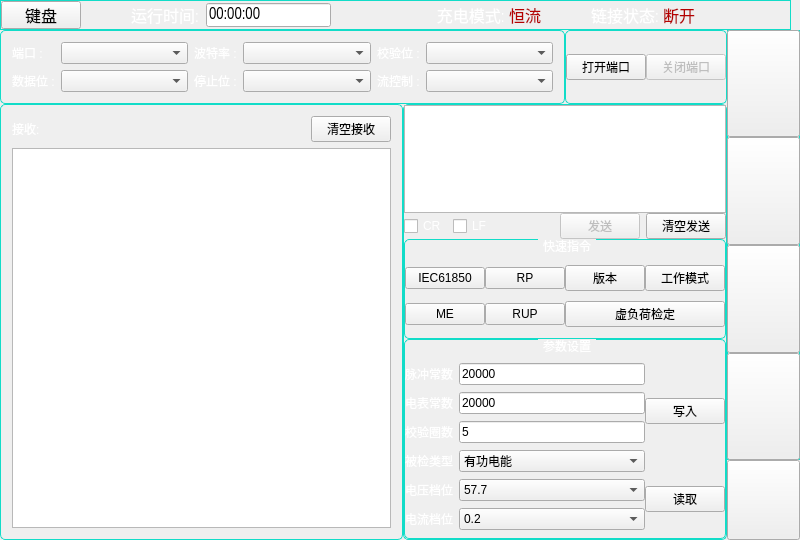
First picture: the form in mainwidget.ui, repository jingzhesiye/9-0-2, before the edit.
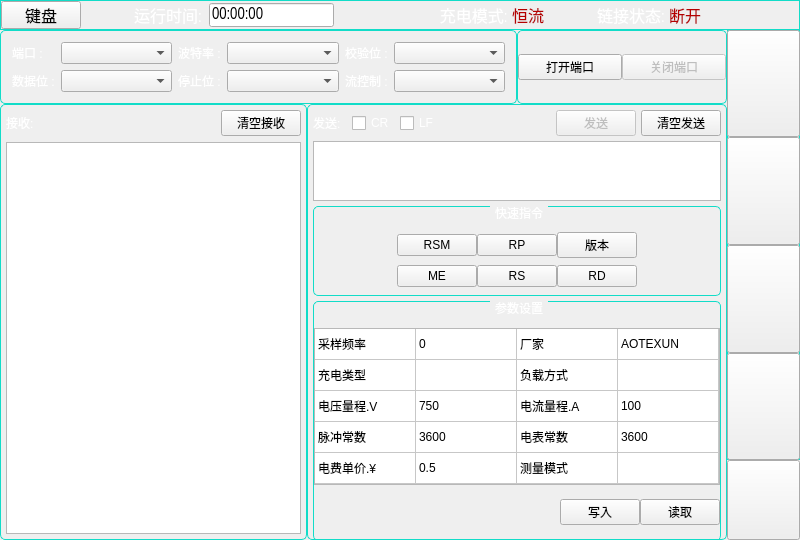
Second picture: the form after the edit. The open tabs and pages were chosen to show the change. Icons and pictures are not drawn. Custom widgets are drawn as their Qt base class.

Diff of the .ui file:
```diff
--- a/mainwidget.ui
+++ b/mainwidget.ui
@@ -45,6 +45,69 @@
    <property name="spacing">
     <number>0</number>
    </property>
+   <item row="2" column="1">
+    <widget class="QPushButton" name="start_PsBtn">
+     <property name="sizePolicy">
+      <sizepolicy hsizetype="Minimum" vsizetype="Minimum">
+       <horstretch>0</horstretch>
+       <verstretch>0</verstretch>
+      </sizepolicy>
+     </property>
+     <property name="minimumSize">
+      <size>
+       <width>0</width>
+       <height>80</height>
+      </size>
+     </property>
+     <property name="maximumSize">
+      <size>
+       <width>80</width>
+       <height>80</height>
+      </size>
+     </property>
+     <property name="font">
+      <font>
+       <family>Arial Narrow</family>
+       <pointsize>12</pointsize>
+      </font>
+     </property>
+     <property name="styleSheet">
+      <string notr="true">QPushButton
+{
+	border-image: url(:/pic/Btn_ON.png);
+	color:black;
+}
+
+QPushButton:pressed
+{
+	border-image: url(:/pic/Btn_OFF.png);
+	color:beige;
+}
+
+QPushButton:checked
+{
+	border-image: url(:/pic/Btn_OFF.png);
+	color:black;
+}
+
+QPushButton:pressed:checked
+{
+	border-image: url(:/pic/Btn_ON.png);
+	color:beige;
+}
+
+QPushButton:flat {
+     border: none;
+}</string>
+     </property>
+     <property name="text">
+      <string/>
+     </property>
+     <property name="checkable">
+      <bool>true</bool>
+     </property>
+    </widget>
+   </item>
    <item row="0" column="0" colspan="2">
     <widget class="QFrame" name="sideBarUp_tag_Frame">
      <property name="sizePolicy">
@@ -55,13 +118,13 @@
      </property>
      <property name="minimumSize">
       <size>
-       <width>791</width>
+       <width>800</width>
        <height>30</height>
       </size>
      </property>
      <property name="maximumSize">
       <size>
-       <width>600</width>
+       <width>800</width>
        <height>30</height>
       </size>
      </property>
@@ -258,18 +321,6 @@
         </property>
        </widget>
       </item>
-      <item row="0" column="0">
-       <widget class="QPushButton" name="RSMV_keyBoard_PsBtn">
-        <property name="font">
-         <font>
-          <pointsize>12</pointsize>
-         </font>
-        </property>
-        <property name="text">
-         <string>键盘</string>
-        </property>
-       </widget>
-      </item>
       <item row="0" column="6">
        <widget class="QLabel" name="BMS_chargeMode_tag_Label">
         <property name="sizePolicy">
@@ -321,6 +372,18 @@
         </property>
        </spacer>
       </item>
+      <item row="0" column="0">
+       <widget class="QPushButton" name="RSMV_keyBoard_PsBtn">
+        <property name="font">
+         <font>
+          <pointsize>12</pointsize>
+         </font>
+        </property>
+        <property name="text">
+         <string>键盘</string>
+        </property>
+       </widget>
+      </item>
      </layout>
     </widget>
    </item>
@@ -554,70 +617,7 @@
      </layout>
     </widget>
    </item>
-   <item row="2" column="1">
-    <widget class="QPushButton" name="start_PsBtn">
-     <property name="sizePolicy">
-      <sizepolicy hsizetype="Minimum" vsizetype="Minimum">
-       <horstretch>0</horstretch>
-       <verstretch>0</verstretch>
-      </sizepolicy>
-     </property>
-     <property name="minimumSize">
-      <size>
-       <width>0</width>
-       <height>80</height>
-      </size>
-     </property>
-     <property name="maximumSize">
-      <size>
-       <width>80</width>
-       <height>80</height>
-      </size>
-     </property>
-     <property name="font">
-      <font>
-       <family>Arial Narrow</family>
-       <pointsize>12</pointsize>
-      </font>
-     </property>
-     <property name="styleSheet">
-      <string notr="true">QPushButton
-{
-	border-image: url(:/pic/Btn_ON.png);
-	color:black;
-}
-
-QPushButton:pressed
-{
-	border-image: url(:/pic/Btn_OFF.png);
-	color:beige;
-}
-
-QPushButton:checked
-{
-	border-image: url(:/pic/Btn_OFF.png);
-	color:black;
-}
-
-QPushButton:pressed:checked
-{
-	border-image: url(:/pic/Btn_ON.png);
-	color:beige;
-}
-
-QPushButton:flat {
-     border: none;
-}</string>
-     </property>
-     <property name="text">
-      <string/>
-     </property>
-     <property name="checkable">
-      <bool>true</bool>
-     </property>
-    </widget>
-   </item>
-   <item row="1" column="0" rowspan="2">
+   <item row="1" column="0" rowspan="3">
     <widget class="QStackedWidget" name="stackedWidget">
      <property name="sizePolicy">
       <sizepolicy hsizetype="Expanding" vsizetype="Minimum">
@@ -641,7 +641,7 @@
       <number>0</number>
      </property>
      <property name="currentIndex">
-      <number>0</number>
+      <number>3</number>
      </property>
      <widget class="QWidget" name="RSMV_wave_Page">
       <property name="sizePolicy">
@@ -889,7 +889,7 @@
 	border-top-right-radius:10px;
     padding:3px;
 */
-    width:245px;
+    width:20px;
 	border-top-left-radius:10px;
 	border-top-right-radius:10px;
 	color: rgb(255, 255, 255);
@@ -907,6 +907,9 @@
 	margin-top: 5px;
 }</string>
             </property>
+            <property name="tabPosition">
+             <enum>QTabWidget::West</enum>
+            </property>
             <property name="currentIndex">
              <number>1</number>
             </property>
@@ -1346,8 +1349,6 @@
            </widget>
           </item>
          </layout>
-         <zorder>tabWidget</zorder>
-         <zorder>ES_GpBox</zorder>
         </widget>
        </item>
        <item row="9" column="0" colspan="3">
@@ -3647,6 +3648,12 @@
        </property>
        <item row="1" column="0">
         <widget class="QGroupBox" name="serPort_Rec_GbBox">
+         <property name="sizePolicy">
+          <sizepolicy hsizetype="Minimum" vsizetype="Preferred">
+           <horstretch>0</horstretch>
+           <verstretch>0</verstretch>
+          </sizepolicy>
+         </property>
          <property name="styleSheet">
           <string notr="true"> QGroupBox::title {
      subcontrol-origin: margin;
@@ -3671,8 +3678,17 @@
           <string/>
          </property>
          <layout class="QGridLayout" name="gridLayout_7">
+          <property name="margin">
+           <number>5</number>
+          </property>
           <item row="1" column="0" colspan="4">
            <widget class="QTextEdit" name="serPort_Rec_TxEdit">
+            <property name="sizePolicy">
+             <sizepolicy hsizetype="Expanding" vsizetype="Expanding">
+              <horstretch>0</horstretch>
+              <verstretch>0</verstretch>
+             </sizepolicy>
+            </property>
             <property name="readOnly">
              <bool>true</bool>
             </property>
@@ -3692,7 +3708,7 @@
             </property>
             <property name="sizeHint" stdset="0">
              <size>
-              <width>40</width>
+              <width>30</width>
               <height>20</height>
              </size>
             </property>
@@ -3713,6 +3729,24 @@
        </item>
        <item row="1" column="1" colspan="2">
         <widget class="QGroupBox" name="serPort_send_GpBox">
+         <property name="sizePolicy">
+          <sizepolicy hsizetype="Minimum" vsizetype="Preferred">
+           <horstretch>0</horstretch>
+           <verstretch>0</verstretch>
+          </sizepolicy>
+         </property>
+         <property name="minimumSize">
+          <size>
+           <width>420</width>
+           <height>0</height>
+          </size>
+         </property>
+         <property name="maximumSize">
+          <size>
+           <width>420</width>
+           <height>16777215</height>
+          </size>
+         </property>
          <property name="styleSheet">
           <string notr="true"> QGroupBox::title {
      subcontrol-origin: margin;
@@ -3738,73 +3772,84 @@
          </property>
          <layout class="QGridLayout" name="gridLayout_8">
           <property name="margin">
-           <number>0</number>
+           <number>5</number>
           </property>
           <property name="spacing">
-           <number>0</number>
+           <number>5</number>
           </property>
-          <item row="0" column="0" rowspan="2" colspan="2">
+          <item row="0" column="5">
+           <widget class="QPushButton" name="serPort_CleanSend_PsBtn">
+            <property name="text">
+             <string>清空发送</string>
+            </property>
+           </widget>
+          </item>
+          <item row="0" column="2">
+           <widget class="QCheckBox" name="serPort_LF_CkBox">
+            <property name="styleSheet">
+             <string notr="true">color: rgb(255, 255, 255);</string>
+            </property>
+            <property name="text">
+             <string>LF</string>
+            </property>
+           </widget>
+          </item>
+          <item row="0" column="0">
+           <widget class="QLabel" name="label_5">
+            <property name="styleSheet">
+             <string notr="true">color: rgb(255, 255, 255);</string>
+            </property>
+            <property name="text">
+             <string>发送:  </string>
+            </property>
+           </widget>
+          </item>
+          <item row="0" column="4">
+           <widget class="QPushButton" name="serPort_Send_PsBtn">
+            <property name="enabled">
+             <bool>false</bool>
+            </property>
+            <property name="text">
+             <string>发送</string>
+            </property>
+           </widget>
+          </item>
+          <item row="0" column="1">
+           <widget class="QCheckBox" name="serPort_CR_CkBox">
+            <property name="styleSheet">
+             <string notr="true">color: rgb(255, 255, 255);</string>
+            </property>
+            <property name="text">
+             <string>CR</string>
+            </property>
+           </widget>
+          </item>
+          <item row="1" column="0" rowspan="2" colspan="6">
            <widget class="QTextEdit" name="serPort_Send_TxEdit">
+            <property name="sizePolicy">
+             <sizepolicy hsizetype="Expanding" vsizetype="Minimum">
+              <horstretch>0</horstretch>
+              <verstretch>0</verstretch>
+             </sizepolicy>
+            </property>
+            <property name="minimumSize">
+             <size>
+              <width>0</width>
+              <height>60</height>
+             </size>
+            </property>
+            <property name="maximumSize">
+             <size>
+              <width>16777215</width>
+              <height>60</height>
+             </size>
+            </property>
             <property name="readOnly">
              <bool>false</bool>
             </property>
            </widget>
           </item>
-          <item row="2" column="0" colspan="2">
-           <layout class="QHBoxLayout" name="serPort_send_HBLayout">
-            <item>
-             <widget class="QCheckBox" name="serPort_CR_CkBox">
-              <property name="styleSheet">
-               <string notr="true">color: rgb(255, 255, 255);</string>
-              </property>
-              <property name="text">
-               <string>CR</string>
-              </property>
-             </widget>
-            </item>
-            <item>
-             <widget class="QCheckBox" name="serPort_LF_CkBox">
-              <property name="styleSheet">
-               <string notr="true">color: rgb(255, 255, 255);</string>
-              </property>
-              <property name="text">
-               <string>LF</string>
-              </property>
-             </widget>
-            </item>
-            <item>
-             <spacer name="horizontalSpacer">
-              <property name="orientation">
-               <enum>Qt::Horizontal</enum>
-              </property>
-              <property name="sizeHint" stdset="0">
-               <size>
-                <width>40</width>
-                <height>20</height>
-               </size>
-              </property>
-             </spacer>
-            </item>
-            <item>
-             <widget class="QPushButton" name="serPort_Send_PsBtn">
-              <property name="enabled">
-               <bool>false</bool>
-              </property>
-              <property name="text">
-               <string>发送</string>
-              </property>
-             </widget>
-            </item>
-            <item>
-             <widget class="QPushButton" name="serPort_CleanSend_PsBtn">
-              <property name="text">
-               <string>清空发送</string>
-              </property>
-             </widget>
-            </item>
-           </layout>
-          </item>
-          <item row="4" column="0">
+          <item row="4" column="0" colspan="6">
            <widget class="QGroupBox" name="serPort_shortcut_GpBox">
             <property name="sizePolicy">
              <sizepolicy hsizetype="Preferred" vsizetype="Expanding">
@@ -3815,7 +3860,7 @@
             <property name="minimumSize">
              <size>
               <width>0</width>
-              <height>100</height>
+              <height>90</height>
              </size>
             </property>
             <property name="styleSheet">
@@ -3846,7 +3891,7 @@
               <number>0</number>
              </property>
              <property name="topMargin">
-              <number>15</number>
+              <number>18</number>
              </property>
              <property name="rightMargin">
               <number>0</number>
@@ -3857,13 +3902,6 @@
              <property name="spacing">
               <number>0</number>
              </property>
-             <item row="1" column="1">
-              <widget class="QPushButton" name="serPort_IEC61850_PsBtn">
-               <property name="text">
-                <string>IEC61850</string>
-               </property>
-              </widget>
-             </item>
              <item row="1" column="2">
               <widget class="QPushButton" name="serPort_RP_PsBtn">
                <property name="text">
@@ -3871,20 +3909,6 @@
                </property>
               </widget>
              </item>
-             <item row="1" column="3">
-              <widget class="QPushButton" name="serPort_VER_PsBtn">
-               <property name="text">
-                <string>版本</string>
-               </property>
-              </widget>
-             </item>
-             <item row="1" column="4">
-              <widget class="QPushButton" name="serPort_RSM_PsBtn">
-               <property name="text">
-                <string>工作模式</string>
-               </property>
-              </widget>
-             </item>
              <item row="2" column="1">
               <widget class="QPushButton" name="serPort_ME_PsBtn">
                <property name="text">
@@ -3892,29 +3916,94 @@
                </property>
               </widget>
              </item>
+             <item row="1" column="5">
+              <spacer name="horizontalSpacer_17">
+               <property name="orientation">
+                <enum>Qt::Horizontal</enum>
+               </property>
+               <property name="sizeHint" stdset="0">
+                <size>
+                 <width>40</width>
+                 <height>20</height>
+                </size>
+               </property>
+              </spacer>
+             </item>
+             <item row="1" column="0">
+              <spacer name="horizontalSpacer_16">
+               <property name="orientation">
+                <enum>Qt::Horizontal</enum>
+               </property>
+               <property name="sizeHint" stdset="0">
+                <size>
+                 <width>40</width>
+                 <height>20</height>
+                </size>
+               </property>
+              </spacer>
+             </item>
              <item row="2" column="2">
-              <widget class="QPushButton" name="serPort_RUP_PsBtn">
+              <widget class="QPushButton" name="serPort_RS_PsBtn">
                <property name="text">
-                <string>RUP</string>
+                <string>RS</string>
                </property>
               </widget>
              </item>
-             <item row="2" column="3" colspan="2">
-              <widget class="QPushButton" name="serPort_RESETCPU_PsBtn">
+             <item row="1" column="1">
+              <widget class="QPushButton" name="serPort_RSM_PsBtn">
                <property name="text">
-                <string>虚负荷检定</string>
+                <string>RSM</string>
+               </property>
+              </widget>
+             </item>
+             <item row="1" column="4">
+              <widget class="QPushButton" name="serPort_AV_PsBtn">
+               <property name="text">
+                <string>版本</string>
+               </property>
+              </widget>
+             </item>
+             <item row="2" column="4">
+              <widget class="QPushButton" name="serPort_RD_PsBtn">
+               <property name="text">
+                <string>RD</string>
                </property>
               </widget>
              </item>
             </layout>
            </widget>
           </item>
-          <item row="5" column="0">
-           <widget class="QGroupBox" name="serPort_werite_SP_GpBox">
+          <item row="0" column="3">
+           <spacer name="horizontalSpacer_19">
+            <property name="orientation">
+             <enum>Qt::Horizontal</enum>
+            </property>
+            <property name="sizeHint" stdset="0">
+             <size>
+              <width>40</width>
+              <height>20</height>
+             </size>
+            </property>
+           </spacer>
+          </item>
+          <item row="5" column="0" colspan="6">
+           <widget class="QGroupBox" name="serPort_SP_GpBox">
+            <property name="sizePolicy">
+             <sizepolicy hsizetype="Expanding" vsizetype="Preferred">
+              <horstretch>0</horstretch>
+              <verstretch>0</verstretch>
+             </sizepolicy>
+            </property>
             <property name="minimumSize">
              <size>
-              <width>81</width>
-              <height>200</height>
+              <width>300</width>
+              <height>240</height>
+             </size>
+            </property>
+            <property name="maximumSize">
+             <size>
+              <width>16777215</width>
+              <height>16777215</height>
              </size>
             </property>
             <property name="styleSheet">
@@ -3945,7 +4034,7 @@
               <number>0</number>
              </property>
              <property name="topMargin">
-              <number>15</number>
+              <number>12</number>
              </property>
              <property name="rightMargin">
               <number>0</number>
@@ -3956,181 +4045,198 @@
              <property name="spacing">
               <number>0</number>
              </property>
-             <item row="0" column="0" rowspan="2">
-              <layout class="QGridLayout" name="gridLayout_16">
-               <item row="7" column="1">
-                <widget class="QComboBox" name="serPort_CR_CbBox">
-                 <item>
-                  <property name="text">
-                   <string>0.2</string>
-                  </property>
-                 </item>
-                 <item>
-                  <property name="text">
-                   <string>1</string>
-                  </property>
-                 </item>
-                 <item>
-                  <property name="text">
-                   <string>5</string>
-                  </property>
-                 </item>
-                 <item>
-                  <property name="text">
-                   <string>10</string>
-                  </property>
-                 </item>
-                 <item>
-                  <property name="text">
-                   <string>AUTO</string>
-                  </property>
-                 </item>
-                </widget>
+             <item row="2" column="2">
+              <widget class="QPushButton" name="serPort_read_SP_PsBtn">
+               <property name="text">
+                <string>读取</string>
+               </property>
+              </widget>
+             </item>
+             <item row="2" column="1">
+              <widget class="QPushButton" name="serPort_write_SP_PsBtn">
+               <property name="text">
+                <string>写入</string>
+               </property>
+              </widget>
+             </item>
+             <item row="2" column="0">
+              <spacer name="serPort_SP_HlSpacer">
+               <property name="orientation">
+                <enum>Qt::Horizontal</enum>
+               </property>
+               <property name="sizeHint" stdset="0">
+                <size>
+                 <width>40</width>
+                 <height>20</height>
+                </size>
+               </property>
+              </spacer>
+             </item>
+             <item row="1" column="0" colspan="5">
+              <widget class="QTableWidget" name="serPort_SP_TabWidget">
+               <property name="sizePolicy">
+                <sizepolicy hsizetype="Expanding" vsizetype="Minimum">
+                 <horstretch>0</horstretch>
+                 <verstretch>0</verstretch>
+                </sizepolicy>
+               </property>
+               <property name="minimumSize">
+                <size>
+                 <width>0</width>
+                 <height>157</height>
+                </size>
+               </property>
+               <property name="maximumSize">
+                <size>
+                 <width>16777215</width>
+                 <height>157</height>
+                </size>
+               </property>
+               <attribute name="horizontalHeaderVisible">
+                <bool>false</bool>
+               </attribute>
+               <attribute name="horizontalHeaderDefaultSectionSize">
+                <number>101</number>
+               </attribute>
+               <attribute name="horizontalHeaderMinimumSectionSize">
+                <number>19</number>
+               </attribute>
+               <attribute name="verticalHeaderVisible">
+                <bool>false</bool>
+               </attribute>
+               <attribute name="verticalHeaderDefaultSectionSize">
+                <number>31</number>
+               </attribute>
+               <row>
+                <property name="text">
+                 <string>1</string>
+                </property>
+               </row>
+               <row>
+                <property name="text">
+                 <string>2</string>
+                </property>
+               </row>
+               <row>
+                <property name="text">
+                 <string>3</string>
+                </property>
+               </row>
+               <row>
+                <property name="text">
+                 <string>4</string>
+                </property>
+               </row>
+               <row>
+                <property name="text">
+                 <string>5</string>
+                </property>
+               </row>
+               <column>
+                <property name="text">
+                 <string>选项</string>
+                </property>
+               </column>
+               <column>
+                <property name="text">
+                 <string>值</string>
+                </property>
+               </column>
+               <column>
+                <property name="text">
+                 <string>选项</string>
+                </property>
+               </column>
+               <column>
+                <property name="text">
+                 <string>值</string>
+                </property>
+               </column>
+               <item row="0" column="0">
+                <property name="text">
+                 <string>采样频率</string>
+                </property>
+               </item>
+               <item row="0" column="1">
+                <property name="text">
+                 <string>0</string>
+                </property>
+               </item>
+               <item row="0" column="2">
+                <property name="text">
+                 <string>厂家</string>
+                </property>
+               </item>
+               <item row="0" column="3">
+                <property name="text">
+                 <string>AOTEXUN</string>
+                </property>
+               </item>
+               <item row="1" column="0">
+                <property name="text">
+                 <string>充电类型</string>
+                </property>
+               </item>
+               <item row="1" column="2">
+                <property name="text">
+                 <string>负载方式</string>
+                </property>
                </item>
                <item row="2" column="0">
-                <widget class="QLabel" name="serPort_METERCONST_Label">
-                 <property name="minimumSize">
-                  <size>
-                   <width>38</width>
-                   <height>0</height>
-                  </size>
-                 </property>
-                 <property name="styleSheet">
-                  <string notr="true">color: rgb(255, 255, 255);</string>
-                 </property>
-                 <property name="text">
-                  <string>脉冲常数</string>
-                 </property>
-                </widget>
+                <property name="text">
+                 <string>电压量程.V</string>
+                </property>
+               </item>
+               <item row="2" column="1">
+                <property name="text">
+                 <string>750</string>
+                </property>
+               </item>
+               <item row="2" column="2">
+                <property name="text">
+                 <string>电流量程.A</string>
+                </property>
+               </item>
+               <item row="2" column="3">
+                <property name="text">
+                 <string>100</string>
+                </property>
                </item>
                <item row="3" column="0">
-                <widget class="QLabel" name="serPort_CONST_Label">
-                 <property name="styleSheet">
-                  <string notr="true">color: rgb(255, 255, 255);</string>
-                 </property>
-                 <property name="text">
-                  <string>电表常数</string>
-                 </property>
-                </widget>
+                <property name="text">
+                 <string>脉冲常数</string>
+                </property>
                </item>
                <item row="3" column="1">
-                <widget class="QLineEdit" name="serPort_CONST_LnEdit">
-                 <property name="text">
-                  <string>20000</string>
-                 </property>
-                </widget>
+                <property name="text">
+                 <string>3600</string>
+                </property>
+               </item>
+               <item row="3" column="2">
+                <property name="text">
+                 <string>电表常数</string>
+                </property>
+               </item>
+               <item row="3" column="3">
+                <property name="text">
+                 <string>3600</string>
+                </property>
                </item>
                <item row="4" column="0">
-                <widget class="QLabel" name="serPort_CHECKNUM_Label">
-                 <property name="styleSheet">
-                  <string notr="true">color: rgb(255, 255, 255);</string>
-                 </property>
-                 <property name="text">
-                  <string>校验圈数</string>
-                 </property>
-                </widget>
+                <property name="text">
+                 <string>电费单价.¥</string>
+                </property>
                </item>
                <item row="4" column="1">
-                <widget class="QLineEdit" name="serPort_CHECKNUM_LnEdit">
-                 <property name="text">
-                  <string>5</string>
-                 </property>
-                </widget>
+                <property name="text">
+                 <string>0.5</string>
+                </property>
                </item>
-               <item row="5" column="0">
-                <widget class="QLabel" name="serPort_CHECKTYPE_Label">
-                 <property name="styleSheet">
-                  <string notr="true">color: rgb(255, 255, 255);</string>
-                 </property>
-                 <property name="text">
-                  <string>被检类型</string>
-                 </property>
-                </widget>
+               <item row="4" column="2">
+                <property name="text">
+                 <string>测量模式</string>
+                </property>
                </item>
-               <item row="5" column="1">
-                <widget class="QComboBox" name="serPort_CHECKTYPE_CbBox">
-                 <item>
-                  <property name="text">
-                   <string>有功电能</string>
-                  </property>
-                 </item>
-                 <item>
-                  <property name="text">
-                   <string>无功电能</string>
-                  </property>
-                 </item>
-                </widget>
-               </item>
-               <item row="6" column="0">
-                <widget class="QLabel" name="serPort_VR_Label">
-                 <property name="styleSheet">
-                  <string notr="true">color: rgb(255, 255, 255);</string>
-                 </property>
-                 <property name="text">
-                  <string>电压档位</string>
-                 </property>
-                </widget>
-               </item>
-               <item row="6" column="1">
-                <widget class="QComboBox" name="serPort_VR_CbBox">
-                 <item>
-                  <property name="text">
-                   <string>57.7</string>
-                  </property>
-                 </item>
-                 <item>
-                  <property name="text">
-                   <string>100</string>
-                  </property>
-                 </item>
-                 <item>
-                  <property name="text">
-                   <string>220</string>
-                  </property>
-                 </item>
-                 <item>
-                  <property name="text">
-                   <string>380</string>
-                  </property>
-                 </item>
-                 <item>
-                  <property name="text">
-                   <string>AUTO</string>
-                  </property>
-                 </item>
-                </widget>
-               </item>
-               <item row="7" column="0">
-                <widget class="QLabel" name="serPort_CR_Label">
-                 <property name="styleSheet">
-                  <string notr="true">color: rgb(255, 255, 255);</string>
-                 </property>
-                 <property name="text">
-                  <string>电流档位</string>
-                 </property>
-                </widget>
-               </item>
-               <item row="2" column="1">
-                <widget class="QLineEdit" name="serPort_METERCONST_LnEdit">
-                 <property name="text">
-                  <string>20000</string>
-                 </property>
-                </widget>
-               </item>
-              </layout>
-             </item>
-             <item row="0" column="1">
-              <widget class="QPushButton" name="serPort_write_SP_PsBtn">
-               <property name="text">
-                <string>写入</string>
-               </property>
-              </widget>
-             </item>
-             <item row="1" column="1">
-              <widget class="QPushButton" name="serPort_read_SP_PsBtn">
-               <property name="text">
-                <string>读取</string>
-               </property>
               </widget>
              </item>
             </layout>
```
